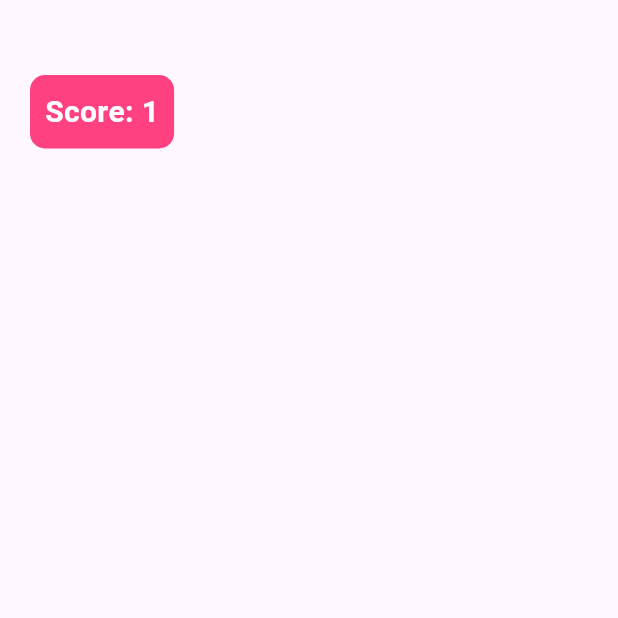
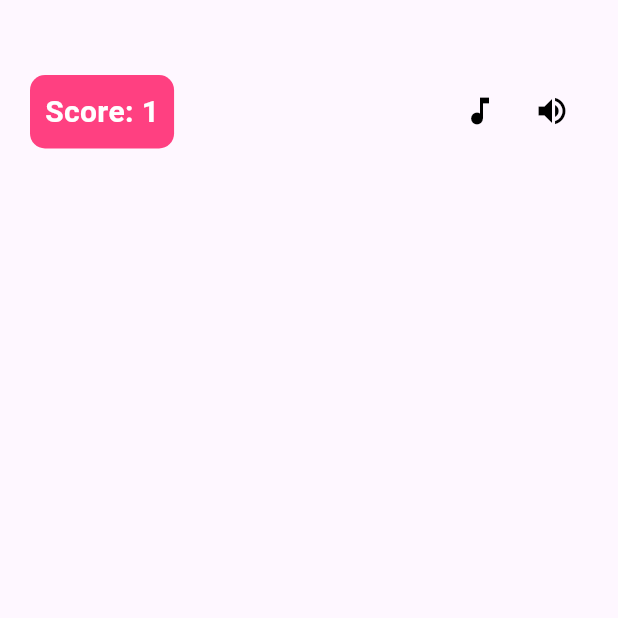
Before and after one commit to AriPurwoAji/trial_game_fruit_chatcher, a Flutter app: the screen it shows after launch, on a phone screen of 412 x 824 dp, the top half of it. Run offline on Flutter 3.47's test engine with Material 3 defaults, Android fonts, the phone set to English and light mode, and no system bars; missing offline and left inert: dart:ffi.

Commit message:
menambahkan icon button

```diff
--- a/lib/main.dart
+++ b/lib/main.dart
@@ -55,6 +55,27 @@ class _GameScreenState extends State<GameScreen> {
               ),
             ),
           ),
+
+          Positioned(
+            top: 50,
+            right: 20,
+            child: Row(
+              children: [
+                IconButton(
+                  icon: const Icon(Icons.music_note, color: Colors.black,),
+                  onPressed: () {
+                    // Pause game logic here
+                  },
+                ),
+                IconButton(
+                  icon: const Icon(Icons.volume_up, color: Colors.black,),
+                  onPressed: () {
+                    // Pause game logic here
+                  },
+                )
+              ],
+            ),
+          ),
         ],
       ),
     );
```
